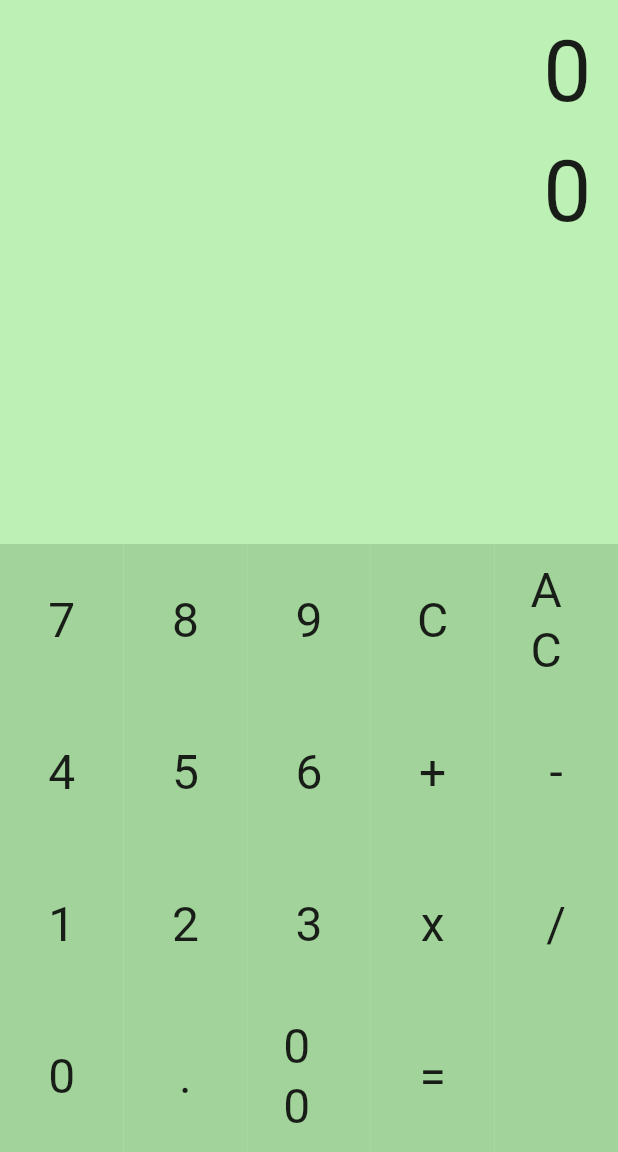
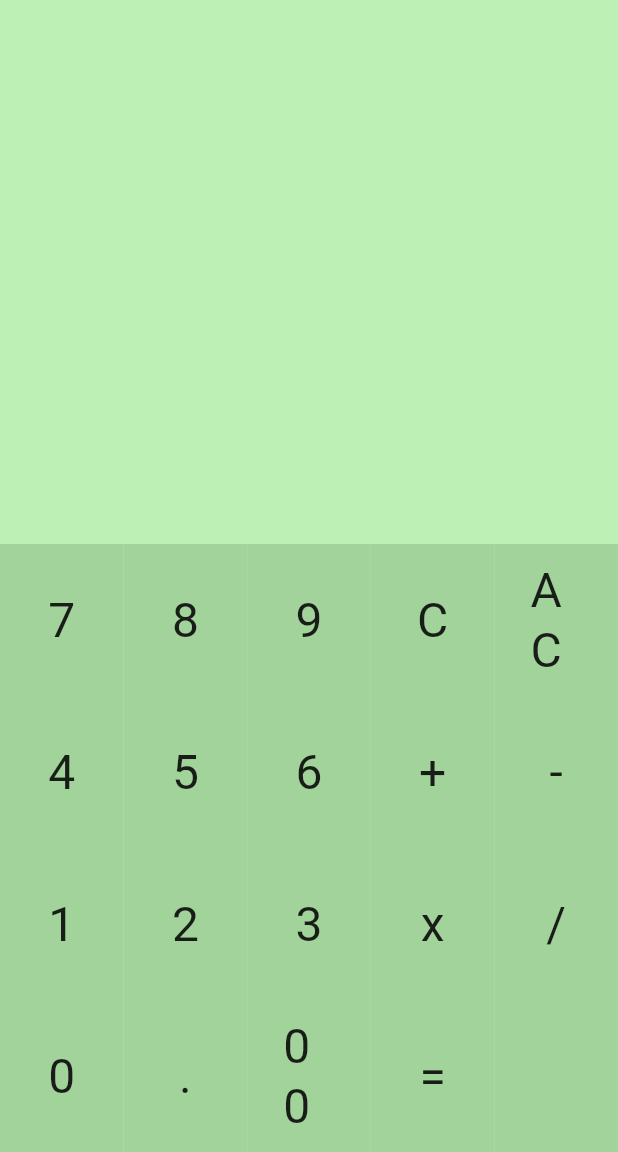
Before and after one commit to Vgbhieel/day00, a Flutter app: the screen it shows after launch, after a tap on "AC", on a phone screen of 412 x 824 dp, the part 84-1236 px from its top. Run offline on Flutter 3.47's test engine with Material 2 defaults, Android fonts, the phone set to English and light mode, and no system bars; our stand-ins replace math_expressions.

Commit message:
feat: Finish ex03 project

```diff
--- /dev/null
+++ b/calculator_proj/lib/calculator_pad_controller.dart
@@ -0,0 +1,80 @@
+import 'package:math_expressions/math_expressions.dart';
+
+class CalculatorPadController {
+  var expressionText = "";
+  String resultText = "";
+  final Function(String) onExpressionTextChanged;
+  final Function(String) onResultTextChanged;
+
+  static const operationCharList = ['C', 'AC', '+', '-', 'x', '/', '='];
+
+  CalculatorPadController({
+    required this.onExpressionTextChanged,
+    required this.onResultTextChanged,
+  });
+
+  void evalueteButtonClick(String text) {
+    if (_isOperation(text)) {
+      switch (text) {
+        case 'C':
+          if (expressionText.isNotEmpty) {
+            var newText =
+                expressionText.substring(0, expressionText.length - 1);
+            expressionText = newText;
+            if (expressionText.isEmpty) {
+              resultText = "";
+              onResultTextChanged("");
+            }
+          }
+          break;
+        case 'AC':
+          expressionText = "";
+          resultText = "";
+          onResultTextChanged(resultText);
+          break;
+        case '=':
+          if (expressionText.isNotEmpty) _evalueteExpression();
+          break;
+        default:
+          _addOperationToExpression(text);
+      }
+    } else {
+      expressionText = expressionText + text;
+    }
+
+    onExpressionTextChanged.call(expressionText);
+  }
+
+  bool _isOperation(String text) {
+    return operationCharList.contains(text);
+  }
+
+  _addOperationToExpression(String operation) {
+    if (expressionText.isNotEmpty) {
+      String lastChar = expressionText.substring(
+          expressionText.length - 1, expressionText.length);
+      if (_isOperation(lastChar) && (operation != '-' || lastChar == '-')) {
+        expressionText =
+            expressionText.substring(0, expressionText.length - 1) + operation;
+      } else {
+        expressionText = expressionText + operation;
+      }
+    } else if (operation == '-') {
+      expressionText = operation;
+    }
+  }
+
+  _evalueteExpression() {
+    Parser p = Parser();
+    Expression exp = p.parse(expressionText.replaceAll("x", "*"));
+    ContextModel cm = ContextModel();
+    try {
+      resultText = exp.evaluate(EvaluationType.REAL, cm).toString();
+      if (resultText == "Infinity") throw Exception();
+    } catch (e) {
+      resultText = 'Operação inválida.';
+    }
+
+    onResultTextChanged(resultText);
+  }
+}
--- a/calculator_proj/lib/calculator_page.dart
+++ b/calculator_proj/lib/calculator_page.dart
@@ -2,12 +2,33 @@ import 'package:calculator_proj/widget/calculator.pad.dart';
 import 'package:calculator_proj/widget/calculator_text.dart';
 import 'package:flutter/material.dart';
 
-class CalculatorPage extends StatelessWidget {
+class CalculatorPage extends StatefulWidget {
   const CalculatorPage({super.key});
 
   @override
+  State<CalculatorPage> createState() => _CalculatorPageState();
+}
+
+class _CalculatorPageState extends State<CalculatorPage> {
+  String expressionText = "";
+  String resultText = "";
+
+  @override
   Widget build(BuildContext context) {
-    final ThemeData theme = Theme.of(context);
+    ThemeData theme = Theme.of(context);
+
+    void onExpressionTextChanged(String newText) {
+      setState(() {
+        expressionText = newText;
+      });
+    }
+
+    void onResultTextChanged(String newText) {
+      setState(() {
+        resultText = newText;
+      });
+    }
+
     return Scaffold(
       backgroundColor: theme.colorScheme.primaryContainer,
       appBar: AppBar(
@@ -17,15 +38,21 @@ class CalculatorPage extends StatelessWidget {
         ),
         backgroundColor: theme.colorScheme.inversePrimary,
       ),
-      body: const Center(
+      body: Center(
         child: Column(
+          crossAxisAlignment: CrossAxisAlignment.end,
           children: [
-            SizedBox(height: 16),
-            CalculatorText(value: "0"),
-            SizedBox(height: 16),
-            CalculatorText(value: "0"),
-            Spacer(),
-            Expanded(flex: 2, child: CalculatorPad())
+            const SizedBox(height: 16),
+            CalculatorText(value: expressionText),
+            const SizedBox(height: 16),
+            CalculatorText(value: resultText),
+            const Spacer(),
+            Expanded(
+                flex: 2,
+                child: CalculatorPad(
+                  onExpressionTextChanged: onExpressionTextChanged,
+                  onResultTextChanged: onResultTextChanged,
+                ))
           ],
         ),
       ),
--- a/calculator_proj/lib/widget/calculator.pad.dart
+++ b/calculator_proj/lib/widget/calculator.pad.dart
@@ -1,58 +1,140 @@
+import 'package:calculator_proj/calculator_pad_controller.dart';
 import 'package:calculator_proj/widget/calculator_button.dart';
 import 'package:flutter/material.dart';
 
-class CalculatorPad extends StatelessWidget {
+class CalculatorPad extends StatefulWidget {
+  final Function(String) onExpressionTextChanged;
+  final Function(String) onResultTextChanged;
+
   const CalculatorPad({
     super.key,
+    required this.onExpressionTextChanged,
+    required this.onResultTextChanged,
   });
+
+  @override
+  State<CalculatorPad> createState() => _CalculatorPadState();
+}
+
+class _CalculatorPadState extends State<CalculatorPad> {
+  late CalculatorPadController controller;
+
+  @override
+  void initState() {
+    super.initState();
+    controller = CalculatorPadController(
+        onExpressionTextChanged: widget.onExpressionTextChanged,
+        onResultTextChanged: widget.onResultTextChanged);
+  }
+
+  void onButtonClicked(String text) {
+    controller.evalueteButtonClick(text);
+  }
 
   @override
   Widget build(BuildContext context) {
     return Column(
       mainAxisSize: MainAxisSize.max,
       children: [
-        const Expanded(
+        Expanded(
           child: Row(
               mainAxisSize: MainAxisSize.max,
               crossAxisAlignment: CrossAxisAlignment.stretch,
               children: [
-                CalculatorButton(text: "7"),
-                CalculatorButton(text: "8"),
-                CalculatorButton(text: "9"),
-                CalculatorButton(text: "C"),
-                CalculatorButton(text: "AC"),
+                CalculatorButton(
+                  text: "7",
+                  onButtonClicked: onButtonClicked,
+                ),
+                CalculatorButton(
+                  text: "8",
+                  onButtonClicked: onButtonClicked,
+                ),
+                CalculatorButton(
+                  text: "9",
+                  onButtonClicked: onButtonClicked,
+                ),
+                CalculatorButton(
+                  text: "C",
+                  onButtonClicked: onButtonClicked,
+                ),
+                CalculatorButton(
+                  text: "AC",
+                  onButtonClicked: onButtonClicked,
+                ),
               ]),
         ),
-        const Expanded(
+        Expanded(
           child: Row(
               mainAxisSize: MainAxisSize.max,
               crossAxisAlignment: CrossAxisAlignment.stretch,
               children: [
-                CalculatorButton(text: "4"),
-                CalculatorButton(text: "5"),
-                CalculatorButton(text: "6"),
-                CalculatorButton(text: "+"),
-                CalculatorButton(text: "-"),
+                CalculatorButton(
+                  text: "4",
+                  onButtonClicked: onButtonClicked,
+                ),
+                CalculatorButton(
+                  text: "5",
+                  onButtonClicked: onButtonClicked,
+                ),
+                CalculatorButton(
+                  text: "6",
+                  onButtonClicked: onButtonClicked,
+                ),
+                CalculatorButton(
+                  text: "+",
+                  onButtonClicked: onButtonClicked,
+                ),
+                CalculatorButton(
+                  text: "-",
+                  onButtonClicked: onButtonClicked,
+                ),
               ]),
         ),
-        const Expanded(
+        Expanded(
           child: Row(
               mainAxisSize: MainAxisSize.max,
               crossAxisAlignment: CrossAxisAlignment.stretch,
               children: [
-                CalculatorButton(text: "1"),
-                CalculatorButton(text: "2"),
-                CalculatorButton(text: "3"),
-                CalculatorButton(text: "x"),
-                CalculatorButton(text: "/"),
+                CalculatorButton(
+                  text: "1",
+                  onButtonClicked: onButtonClicked,
+                ),
+                CalculatorButton(
+                  text: "2",
+                  onButtonClicked: onButtonClicked,
+                ),
+                CalculatorButton(
+                  text: "3",
+                  onButtonClicked: onButtonClicked,
+                ),
+                CalculatorButton(
+                  text: "x",
+                  onButtonClicked: onButtonClicked,
+                ),
+                CalculatorButton(
+                  text: "/",
+                  onButtonClicked: onButtonClicked,
+                ),
               ]),
         ),
         Expanded(
           child: Row(crossAxisAlignment: CrossAxisAlignment.stretch, children: [
-            const CalculatorButton(text: "0"),
-            const CalculatorButton(text: "."),
-            const CalculatorButton(text: "00"),
-            const CalculatorButton(text: "="),
+            CalculatorButton(
+              text: "0",
+              onButtonClicked: onButtonClicked,
+            ),
+            CalculatorButton(
+              text: ".",
+              onButtonClicked: onButtonClicked,
+            ),
+            CalculatorButton(
+              text: "00",
+              onButtonClicked: onButtonClicked,
+            ),
+            CalculatorButton(
+              text: "=",
+              onButtonClicked: onButtonClicked,
+            ),
             Expanded(
                 child: Container(
               color: Theme.of(context).colorScheme.inversePrimary,
--- a/calculator_proj/lib/widget/calculator_button.dart
+++ b/calculator_proj/lib/widget/calculator_button.dart
@@ -2,10 +2,12 @@ import 'package:flutter/material.dart';
 
 class CalculatorButton extends StatelessWidget {
   final String text;
+  final Function(String) onButtonClicked;
 
   const CalculatorButton({
     super.key,
     required this.text,
+    required this.onButtonClicked,
   });
 
   @override
@@ -22,7 +24,7 @@ class CalculatorButton extends StatelessWidget {
               borderRadius: BorderRadius.all(Radius.zero),
             ))),
         onPressed: () {
-          debugPrint('Button pressed: $text');
+          onButtonClicked.call(text);
         },
         child: Text(
           text,
--- a/calculator_proj/lib/widget/calculator_text.dart
+++ b/calculator_proj/lib/widget/calculator_text.dart
@@ -9,18 +9,16 @@ class CalculatorText extends StatelessWidget {
   Widget build(BuildContext context) {
     ThemeData theme = Theme.of(context);
 
-    return Row(
-      mainAxisAlignment: MainAxisAlignment.end,
-      children: [
-        SizedBox(
-          child: Text(
-            value,
-            textAlign: TextAlign.end,
-            style: theme.textTheme.displayLarge,
-          ),
+    return SingleChildScrollView(
+      scrollDirection: Axis.horizontal,
+      reverse: true,
+      child: Padding(
+        padding: const EdgeInsets.symmetric(horizontal: 8),
+        child: Text(
+          value,
+          style: theme.textTheme.displayLarge,
         ),
-        const SizedBox(width: 18)
-      ],
+      ),
     );
   }
 }
--- a/calculator_proj/pubspec.yaml
+++ b/calculator_proj/pubspec.yaml
@@ -28,6 +28,7 @@ environment:
 # the latest version available on pub.dev. To see which dependencies have newer
 # versions available, run `flutter pub outdated`.
 dependencies:
+  math_expressions: ^2.4.0
   flutter:
     sdk: flutter
 
```
Also changed, not shown: calculator_proj/pubspec.lock.
